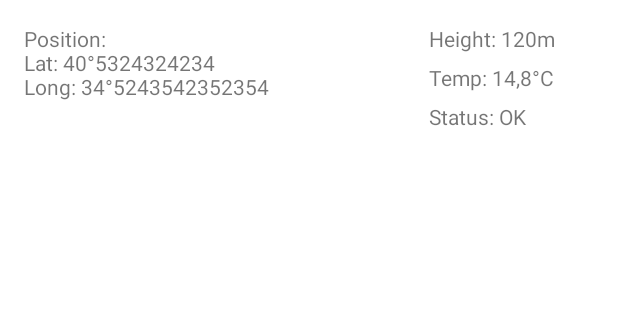
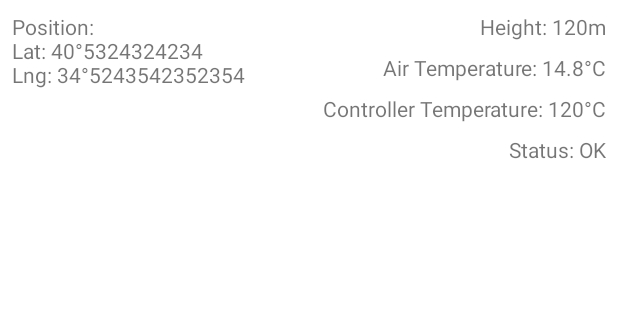
Before and after one commit to NtiyisoN/OpenDrone-FlightController, an Android app: the screen it shows after launch (MainActivity), in the side drawer, after a tap on "Fly", on a phone screen of 412 x 824 dp, the part 84-404 px from its top. Run offline under Robolectric (Android 15) with nearby library versions, the phone set to English and light mode, and no system bars; libraries missing offline, so code that uses them is left out: io.github.controlwear.virtual; plain views replace JoystickView; 4 statements that could not run were skipped.

Commit message:
Prepared Methods for inserting data

```diff
--- a/OpenDrone-app/mobile/src/main/java/at/opendrone/opendrone/FlyManualFlight.java
+++ b/OpenDrone-app/mobile/src/main/java/at/opendrone/opendrone/FlyManualFlight.java
@@ -27,10 +27,11 @@ public class FlyManualFlight extends Fragment {
     private JoystickView throttle;
     private JoystickView direction;
 
-    private TextView position;
-    private TextView height;
-    private TextView temp;
-    private TextView status;
+    private TextView positionTxtView;
+    private TextView heightTxtView;
+    private TextView airTempTxtView;
+    private TextView controllerTempTxtView;
+    private TextView statusTxtView;
     private ImageButton homeBtn;
 
     public static final String TARGET = "192.168.1.254";
@@ -38,6 +39,12 @@ public class FlyManualFlight extends Fragment {
 
     private static final String TAG = "manualFlighty";
     private static final String TAG_ERROR = "errortcpreceive";
+
+    private String positionTxt = "";
+    private String heightTxt = "";
+    private String airTempTxt = "";
+    private String controllerTempTxt = "";
+    private String statusTxt = "";
 
     private TCPHandler mTCPHandler;
 
@@ -69,13 +76,21 @@ public class FlyManualFlight extends Fragment {
                              Bundle savedInstanceState) {
         // Inflate the layout for this fragment
         view = inflater.inflate(R.layout.fragment_fly_manual_flight, container, false);
+        initStrings();
         setRetainInstance(true);
         findViews();
         setValues();
         initJoysticks();
 
+        return view;
+    }
 
-        return view;
+    private void initStrings(){
+        positionTxt = getString(R.string.manual_flight_TxtView_Position);
+        heightTxt = getString(R.string.manual_flight_TxtView_Height);
+        airTempTxt = getString(R.string.manual_flight_TxtView_AirTemp);
+        controllerTempTxt = getString(R.string.manual_flight_TxtView_ControllerTemp);
+        statusTxt = getString(R.string.manual_flight_TxtView_Status);
     }
 
     private void displayHomeConfirmationDialog() {
@@ -130,17 +145,20 @@ public class FlyManualFlight extends Fragment {
     }
 
     private void setValues() {
-        position.setText(position.getText() + "\nLat: 40°5324324234\nLong: 34°5243542352354");
-        height.setText("Height: 120m");
-        temp.setText("Temp: 14,8°C");
-        status.setText(status.getText() + " OK");
+        positionTxtView.setText(String.format(positionTxt, "40°5324324234", "34°5243542352354"));
+        //positionTxtView.setText(positionTxtView.getText() + "\nLat: 40°5324324234\nLong: 34°5243542352354");
+        heightTxtView.setText(String.format(heightTxt, "120"));
+        airTempTxtView.setText(String.format(airTempTxt, "14.8"));
+        controllerTempTxtView.setText(String.format(controllerTempTxt, "120"));
+        statusTxtView.setText(String.format(statusTxt, "OK"));
     }
 
     private void findViews() {
-        position = (TextView) view.findViewById(R.id.txt_MF_Position);
-        height = (TextView) view.findViewById(R.id.txt_MF_Height);
-        temp = (TextView) view.findViewById(R.id.txt_MF_Temp);
-        status = (TextView) view.findViewById(R.id.txt_MF_Connection);
+        positionTxtView = (TextView) view.findViewById(R.id.txt_MF_Position);
+        heightTxtView = (TextView) view.findViewById(R.id.txt_MF_Height);
+        airTempTxtView = (TextView) view.findViewById(R.id.txt_MF_AirTemp);
+        controllerTempTxtView = (TextView) view.findViewById(R.id.txt_MF_ControllerTemp);
+        statusTxtView = (TextView) view.findViewById(R.id.txt_MF_Connection);
         homeBtn = view.findViewById(R.id.homeFab);
 
         homeBtn.setOnClickListener(v -> displayHomeConfirmationDialog());
--- a/OpenDrone-app/mobile/src/main/res/layout/fragment_fly_manual_flight.xml
+++ b/OpenDrone-app/mobile/src/main/res/layout/fragment_fly_manual_flight.xml
@@ -38,43 +38,57 @@
 
     <TextView
         android:id="@+id/txt_MF_Position"
-        android:layout_width="215dp"
+        android:layout_width="wrap_content"
         android:layout_height="wrap_content"
-        android:layout_marginStart="16dp"
-        android:layout_marginTop="16dp"
+        android:layout_marginStart="8dp"
+        android:layout_marginTop="8dp"
         android:text="Position:"
         app:layout_constraintStart_toStartOf="parent"
         app:layout_constraintTop_toTopOf="parent" />
 
     <TextView
         android:id="@+id/txt_MF_Height"
-        android:layout_width="110dp"
-        android:layout_height="22dp"
-        android:layout_marginTop="16dp"
-        android:layout_marginEnd="16dp"
-        android:text="TextView"
+        android:layout_width="wrap_content"
+        android:layout_height="wrap_content"
+        android:layout_marginTop="8dp"
+        android:layout_marginEnd="8dp"
+        android:textAlignment="textEnd"
+        android:text="Height"
         app:layout_constraintEnd_toEndOf="parent"
         app:layout_constraintTop_toTopOf="parent" />
 
     <TextView
-        android:id="@+id/txt_MF_Temp"
-        android:layout_width="110dp"
-        android:layout_height="22dp"
-        android:layout_marginTop="42dp"
-        android:layout_marginEnd="16dp"
-        android:text="TextView"
+        android:id="@+id/txt_MF_AirTemp"
+        android:layout_width="wrap_content"
+        android:layout_height="wrap_content"
+        android:layout_marginEnd="8dp"
+        android:layout_marginTop="8dp"
+        android:textAlignment="textEnd"
+        android:text="AirTemp"
         app:layout_constraintEnd_toEndOf="parent"
-        app:layout_constraintTop_toTopOf="parent" />
+        app:layout_constraintTop_toBottomOf="@+id/txt_MF_Height" />
+
+    <TextView
+        android:id="@+id/txt_MF_ControllerTemp"
+        android:layout_width="wrap_content"
+        android:layout_height="wrap_content"
+        android:layout_marginEnd="8dp"
+        android:layout_marginTop="8dp"
+        android:textAlignment="textEnd"
+        android:text="ControllerTemp"
+        app:layout_constraintEnd_toEndOf="parent"
+        app:layout_constraintTop_toBottomOf="@+id/txt_MF_AirTemp" />
 
     <TextView
         android:id="@+id/txt_MF_Connection"
-        android:layout_width="110dp"
-        android:layout_height="22dp"
-        android:layout_marginTop="68dp"
-        android:layout_marginEnd="16dp"
+        android:layout_width="wrap_content"
+        android:layout_height="wrap_content"
+        android:layout_marginEnd="8dp"
+        android:layout_marginTop="8dp"
+        android:textAlignment="textEnd"
         android:text="Status:"
         app:layout_constraintEnd_toEndOf="parent"
-        app:layout_constraintTop_toTopOf="parent" />
+        app:layout_constraintTop_toBottomOf="@+id/txt_MF_ControllerTemp" />
 
     <RelativeLayout
         android:layout_width="wrap_content"
--- a/OpenDrone-app/mobile/src/main/res/values/strings.xml
+++ b/OpenDrone-app/mobile/src/main/res/values/strings.xml
@@ -56,4 +56,9 @@
     <string name="manual_flight_ip_txt">Enter an IP to connect to</string>
     <string name="manual_flight_connection_failed">Ooops, the app could not connect to an OpenDrone :/</string>
     <string name="manual_flight_connection_success">Connected</string>
+    <string name="manual_flight_TxtView_Position">Position:\nLat: %1$s\nLng: %2$s</string>
+    <string name="manual_flight_TxtView_Height">Height: %1$sm</string>
+    <string name="manual_flight_TxtView_AirTemp">Air Temperature: %1$s°C</string>
+    <string name="manual_flight_TxtView_ControllerTemp">Controller Temperature: %1$s°C</string>
+    <string name="manual_flight_TxtView_Status">Status: %1$s</string>
 </resources>
```
